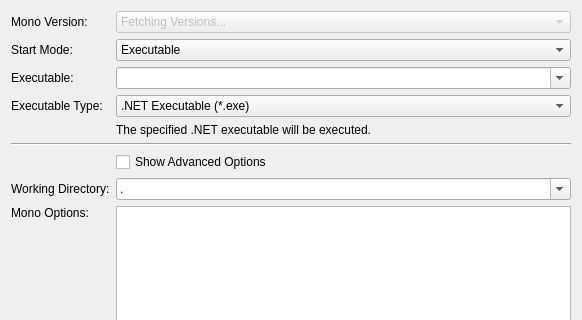
First picture: the form in src/brickv/plugin_system/plugins/red/ui/program_page_csharp.ui, repository Tinkerforge/brickv, before the edit; both pictures show x 0 to 582 and y 0 to 320 of the 582 by 689 pixel window.
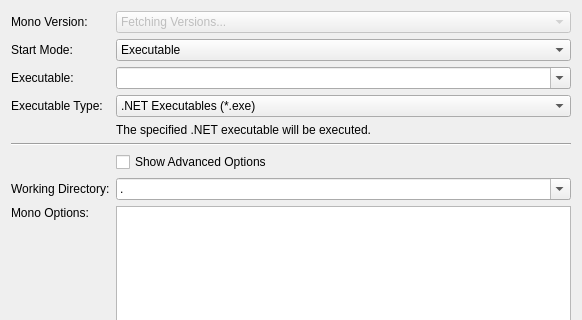
Second picture: the form after the edit. Custom widgets are drawn as their Qt base class.

What changed in the file:
```diff
--- a/src/brickv/plugin_system/plugins/red/ui/program_page_csharp.ui
+++ b/src/brickv/plugin_system/plugins/red/ui/program_page_csharp.ui
@@ -198,7 +198,7 @@
        </item>
        <item>
         <property name="text">
-         <string>.NET Executable (*.exe)</string>
+         <string>.NET Executables (*.exe)</string>
         </property>
        </item>
       </widget>
```
Left out of the diff: 18 changed lines with no effect on the pictures.
